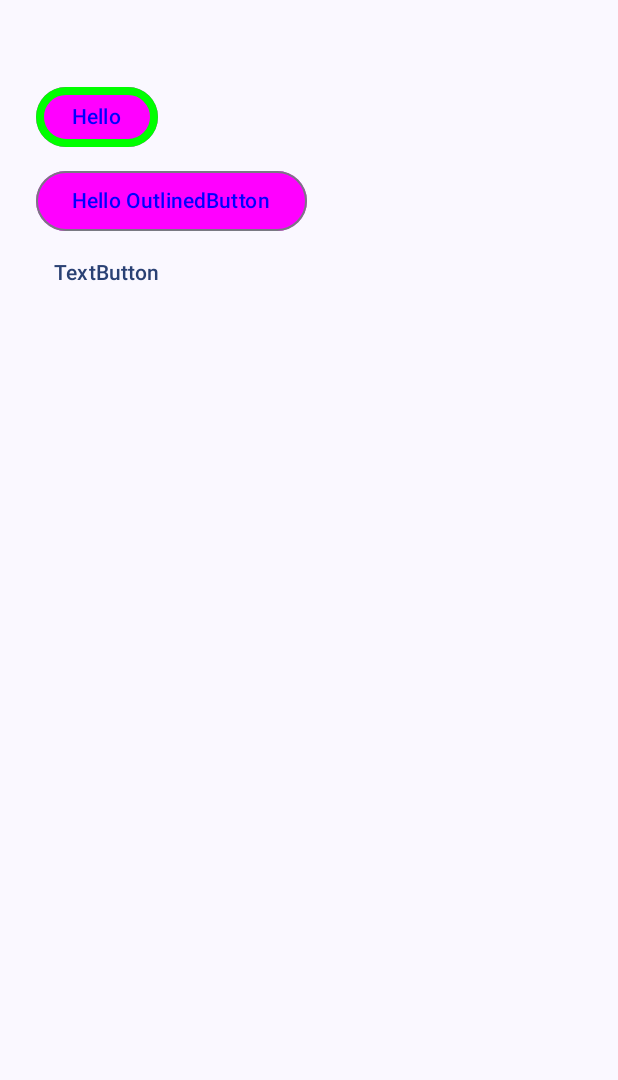
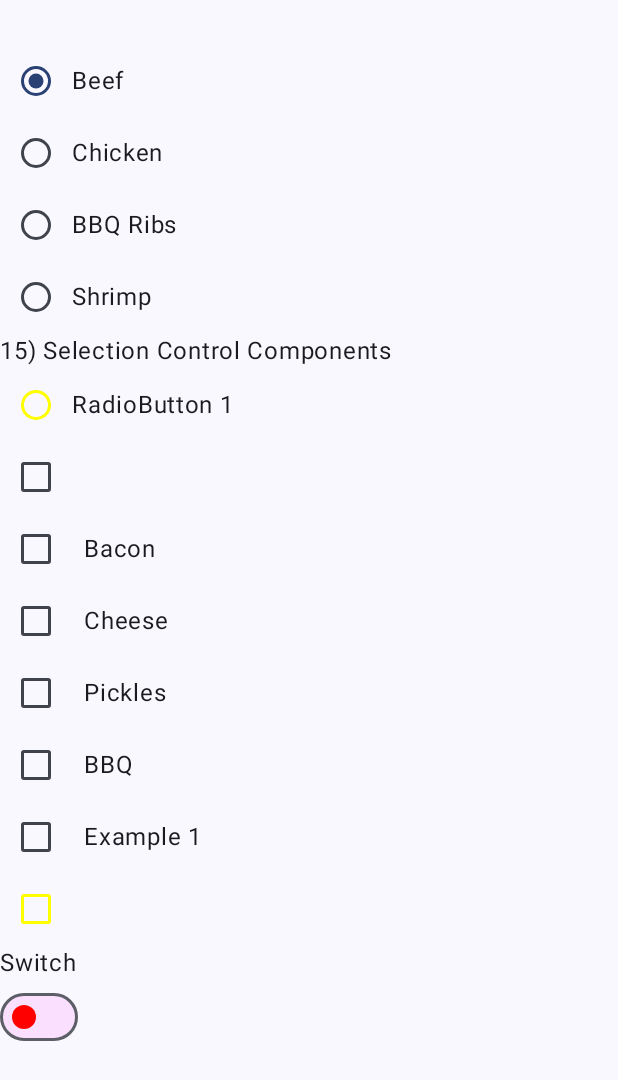
Before and after one commit to joshflugel/Jetpack-Compose-2025, an Android app built with Jetpack Compose: the screen it shows after launch (MainActivity), on a phone screen of 412 x 824 dp. Shown: the top 1080 px of the screen. Run offline under Robolectric (Android 15) with nearby library versions, the phone set to English and light mode, and no system bars.

Commit message:
Components, 13-Images, 14-Progresbar, 15-SelectionControl,Switch,CheckboxList,RadioButtonList and StateHoisting

```diff
--- a/app/build.gradle.kts
+++ b/app/build.gradle.kts
@@ -49,8 +49,11 @@ dependencies {
     implementation(libs.androidx.ui.graphics)
     implementation(libs.androidx.ui.tooling.preview)
     implementation(libs.androidx.material3)
-    //Constraint Layout
+
+    // Constraint Layout
     implementation(libs.constraint.layout)
+    // 13.62
+    implementation(libs.material.icons.extended)
 
     testImplementation(libs.junit)
     androidTestImplementation(libs.androidx.junit)
--- /dev/null
+++ b/app/src/main/java/com/josh/compose/components/layout/CheckInfo.kt
@@ -0,0 +1,7 @@
+package com.josh.compose.components.layout
+
+data class CheckInfo(
+    val title: String,
+    var selected: Boolean = false,
+    var onCheckedChange: (Boolean) -> Unit
+)
--- /dev/null
+++ b/app/src/main/java/com/josh/compose/components/layout/Component_SelectionControl_15.kt
@@ -0,0 +1,153 @@
+package com.josh.compose.components.layout
+
+import androidx.compose.foundation.layout.Column
+import androidx.compose.foundation.layout.Row
+import androidx.compose.foundation.layout.Spacer
+import androidx.compose.foundation.layout.fillMaxWidth
+import androidx.compose.foundation.layout.width
+import androidx.compose.material3.Checkbox
+import androidx.compose.material3.CheckboxDefaults
+import androidx.compose.material3.RadioButton
+import androidx.compose.material3.RadioButtonDefaults
+import androidx.compose.material3.Switch
+import androidx.compose.material3.SwitchDefaults
+import androidx.compose.material3.Text
+import androidx.compose.material3.TriStateCheckbox
+import androidx.compose.runtime.Composable
+import androidx.compose.runtime.getValue
+import androidx.compose.runtime.mutableStateOf
+import androidx.compose.runtime.saveable.rememberSaveable
+import androidx.compose.runtime.setValue
+import androidx.compose.ui.Alignment
+import androidx.compose.ui.Modifier
+import androidx.compose.ui.graphics.Color
+import androidx.compose.ui.state.ToggleableState
+import androidx.compose.ui.unit.dp
+
+
+// 15 Selection Control Components
+
+@Composable // 15.71
+fun MyRadioButtonList(name: String, onItemSelected:(String) -> Unit) {
+    Column(Modifier.fillMaxWidth()) {
+        Row(verticalAlignment = Alignment.CenterVertically) {
+            val title = "Beef"
+            RadioButton( name == title, onClick = { onItemSelected(title) })
+            Text(title)
+        }
+        Row(verticalAlignment = Alignment.CenterVertically) {
+            val title = "Chicken"
+            RadioButton(name == title, onClick = { onItemSelected(title) })
+            Text(title)
+        }
+        Row(verticalAlignment = Alignment.CenterVertically) {
+            val title = "BBQ Ribs"
+            RadioButton(name == title, onClick = { onItemSelected(title) })
+            Text(title)
+        }
+        Row(verticalAlignment = Alignment.CenterVertically) {
+            val title = "Shrimp"
+            RadioButton(name == title, onClick = { onItemSelected(title) })
+            Text(title)
+        }
+    }
+}
+
+@Composable
+fun MyRadioButton() {
+    Row(Modifier.fillMaxWidth(), verticalAlignment = Alignment.CenterVertically) {
+        RadioButton(
+            selected = false, onClick = { },
+            colors = RadioButtonDefaults.colors(
+                selectedColor = Color.Red,
+                unselectedColor = Color.Yellow,
+                disabledSelectedColor = Color.Green,
+                disabledUnselectedColor = Color.Green
+            )
+        )
+        Text("RadioButton 1")
+    }
+}
+
+@Composable // 15.69
+fun MyTriStatusCheckBox() {
+    var status by rememberSaveable { mutableStateOf(ToggleableState.Off) }
+    TriStateCheckbox(state = status, onClick = {
+        status = when(status) {
+            ToggleableState.On -> ToggleableState.Off
+            ToggleableState.Off -> ToggleableState.Indeterminate
+            ToggleableState.Indeterminate -> ToggleableState.On
+        }
+    })
+}
+
+@Composable // 15.68, rememberSaveable needs Composable annot.
+fun getCheckboxListOfIngredients(titles: List<String>): List<CheckInfo> {
+    return titles.map { // it: String
+        var status by rememberSaveable { mutableStateOf(false) }
+        CheckInfo(
+            title = it,
+            selected = status,  // status is the value
+            onCheckedChange = {newStatus -> status = newStatus} // the Boolean from the lambda defined in CheckInfo data class
+        )
+    }
+}
+
+@Composable // 15.68
+fun MyCheckboxWithTextAdvanced(checkInfo: CheckInfo) {
+    // var state by rememberSaveable { mutableStateOf(false) }
+    Row(verticalAlignment = Alignment.CenterVertically) {
+        Checkbox(checked = checkInfo.selected, onCheckedChange = {checkInfo.onCheckedChange(!checkInfo.selected)})
+        Spacer(modifier = Modifier.width(8.dp))
+        // Text("Example 1")
+        Text(checkInfo.title) // not hardcoded anymore
+    }
+}
+
+@Composable // 15.67
+fun MyCheckboxWithText() {
+    var state by rememberSaveable { mutableStateOf(false) }
+    Row(verticalAlignment = Alignment.CenterVertically) {
+        Checkbox(checked = state, onCheckedChange = {state = !state})
+        Spacer(modifier = Modifier.width(8.dp))
+        Text("Example 1")
+    }
+}
+
+@Composable // 15.66
+fun MyCheckbox() {
+    var state by rememberSaveable { mutableStateOf(false) }
+    Checkbox(
+        checked = state,
+        onCheckedChange = { state = !state },
+        colors = CheckboxDefaults.colors(
+            checkedColor = Color.Red,
+            uncheckedColor = Color.Yellow,
+            checkmarkColor = Color.Blue
+        )
+    )
+}
+
+// 15.65
+@Composable
+fun MySwitch() {
+    var state by rememberSaveable { mutableStateOf(false) }
+    Text("Switch")
+    Switch(
+        checked = state,
+        onCheckedChange = { state = !state },
+        // enabled = false,
+        colors = SwitchDefaults.colors(
+            uncheckedThumbColor = Color.Red,
+            uncheckedTrackColor = Color.Magenta.copy(alpha = 0.1f),
+            checkedThumbColor = Color.Green,
+            checkedTrackColor = Color.Cyan.copy(alpha = 0.1f),
+            disabledCheckedThumbColor = Color.Yellow,
+            disabledCheckedTrackColor = Color.Yellow.copy(0.1f),
+            disabledUncheckedThumbColor = Color.Yellow,
+            disabledUncheckedTrackColor = Color.Yellow.copy(0.1f)
+        )
+
+        )
+
+}
--- a/app/src/main/java/com/josh/compose/ui/MainActivity.kt
+++ b/app/src/main/java/com/josh/compose/ui/MainActivity.kt
@@ -20,27 +20,36 @@ import androidx.compose.foundation.layout.padding
 import androidx.compose.foundation.layout.width
 import androidx.compose.foundation.rememberScrollState
 import androidx.compose.foundation.verticalScroll
+import androidx.compose.material.icons.Icons
+import androidx.compose.material.icons.rounded.Star
 import androidx.compose.material3.Button
+import androidx.compose.material3.CircularProgressIndicator
+import androidx.compose.material3.Icon
+import androidx.compose.material3.LinearProgressIndicator
 import androidx.compose.material3.Scaffold
 import androidx.compose.material3.Text
 import androidx.compose.runtime.Composable
 import androidx.compose.runtime.getValue
 import androidx.compose.runtime.mutableStateOf
-import androidx.compose.runtime.remember
 import androidx.compose.runtime.saveable.rememberSaveable
 import androidx.compose.runtime.setValue
 import androidx.compose.ui.Alignment
 import androidx.compose.ui.Modifier
 import androidx.compose.ui.graphics.Color
+import androidx.compose.ui.graphics.Color.Companion.DarkGray
+import androidx.compose.ui.graphics.Color.Companion.Green
+import androidx.compose.ui.graphics.Color.Companion.Red
 import androidx.compose.ui.tooling.preview.Preview
 import androidx.compose.ui.unit.dp
-import com.josh.compose.components.layout.MyButtonExample
-import com.josh.compose.components.layout.MyOutlinedTextField
-import com.josh.compose.components.layout.MyText
-import com.josh.compose.components.layout.MyTextFieldAdvanced
-import com.josh.compose.components.layout.MyTextFieldOutlined
-import com.josh.compose.components.layout.MyTextFieldStateHoisting
-import com.josh.compose.components.layout.MyTextField_10_52
+import com.josh.compose.components.layout.CheckInfo
+import com.josh.compose.components.layout.MyCheckbox
+import com.josh.compose.components.layout.MyCheckboxWithText
+import com.josh.compose.components.layout.MyCheckboxWithTextAdvanced
+import com.josh.compose.components.layout.MyRadioButton
+import com.josh.compose.components.layout.MyRadioButtonList
+import com.josh.compose.components.layout.MySwitch
+import com.josh.compose.components.layout.MyTriStatusCheckBox
+import com.josh.compose.components.layout.getCheckboxListOfIngredients
 import com.josh.compose.ui.theme.BasicComposeAppTheme
 
 class MainActivity : ComponentActivity() {
@@ -54,8 +63,39 @@ class MainActivity : ComponentActivity() {
                     Column( modifier = Modifier.fillMaxSize()) {
                         MySpacer(30)
 
+                        var selected by rememberSaveable { mutableStateOf("Beef") }
+                        MyRadioButtonList(selected) { selected = it }
+
+                        val ingredients = listOf("Bacon", "Cheese", "Pickles", "BBQ")
+                        val checkboxListOfIngredients = getCheckboxListOfIngredients(ingredients)
+                        Column() {
+                            Text("15) Selection Control Components")
+
+                            MyRadioButton()
+                            MyTriStatusCheckBox()
+                            checkboxListOfIngredients.forEach { ingredient ->
+                                MyCheckboxWithTextAdvanced(ingredient)
+                            }
+                            MyCheckboxWithText()
+                            MyCheckbox()
+                            MySwitch()
+                        }
+
+                        // 14.64 ProgressBarAdvanced
+                        // MyProgressBarAdvanced()
+                        // 14.63 ProgressBar  , circular/linear
+                        // MyProgressBar()
+
+                        /*
+                        // 13.62
+                        MyIcon()
+                        // 13.60, 13.61
+                        MyImage()
+                        MyAdvancedImage()
+
                         // 12.57
                         MyButtonExample()
+                         */
 
                         // 11.55 State Hoisting
                         // var myText by rememberSaveable { mutableStateOf("") }
@@ -101,6 +141,75 @@ fun DefaultPreview(){
     BasicComposeAppTheme {
         MyComplexLayout()
     }
+}
+
+
+
+// 13.64
+@Composable
+fun MyProgressBarAdvanced() {
+    var progress by rememberSaveable { mutableStateOf(0f) }
+    Column(Modifier.fillMaxSize(),
+        verticalArrangement = Arrangement.Center,
+        horizontalAlignment = Alignment.CenterHorizontally
+    ) {
+        Text("12) Progressbar Component")
+        CircularProgressIndicator(
+            modifier = Modifier.padding(24.dp),
+            progress = { progress },
+        )
+        LinearProgressIndicator(
+            modifier = Modifier.padding(24.dp),
+            progress = { progress },
+        )
+        Row {
+            Button(modifier = Modifier.padding(24.dp),
+                onClick = {
+                if (progress < 1) {progress += 0.1f}
+            }) {
+                Text("Increase")
+            }
+            Button(modifier = Modifier.padding(24.dp),
+                onClick = {
+                if (progress > 0) {progress -= 0.1f}
+            }) {
+                Text("Decrease")
+            }
+        }
+    }
+}
+
+// 13.63
+@Composable
+fun MyProgressBar() {
+    var showLoading by rememberSaveable { mutableStateOf(false) }
+    Column(Modifier
+        .padding(24.dp)
+        .fillMaxSize(),
+        verticalArrangement = Arrangement.Center,
+        horizontalAlignment = Alignment.CenterHorizontally) {
+        if(showLoading) {
+            CircularProgressIndicator(color = Green, strokeWidth = 6.dp)
+            LinearProgressIndicator(
+                modifier = Modifier.padding(24.dp),
+                color = Green,
+                trackColor = DarkGray
+            )
+        }
+        Button( onClick = {showLoading = !showLoading}) {
+            Text("Load Profile")
+        }
+    }
+}
+
+// 13.62
+@Composable
+fun MyIcon() {
+    Icon(
+        imageVector = Icons.Rounded.Star, //.BunchOfIcons
+        contentDescription = "Icono",
+        tint = Red
+    )
 }
 
 // 8.48
--- a/gradle/libs.versions.toml
+++ b/gradle/libs.versions.toml
@@ -10,6 +10,7 @@ activityCompose = "1.8.0"
 composeBom = "2024.04.01"
 
 constraintVersion = "1.1.0"
+composeIconVersion = "1.1.0"
 
 [libraries]
 androidx-core-ktx = { group = "androidx.core", name = "core-ktx", version.ref = "coreKtx" }
@@ -29,6 +30,9 @@ androidx-material3 = { group = "androidx.compose.material3", name = "material3"
 
 constraint-layout = {module = "androidx.constraintlayout:constraintlayout-compose", version.ref = "constraintVersion"}
 
+material-icons-extended = {module = "androidx.compose.material:material-icons-extended", version.ref = "composeIconVersion"}
+
+
 [plugins]
 android-application = { id = "com.android.application", version.ref = "agp" }
 kotlin-android = { id = "org.jetbrains.kotlin.android", version.ref = "kotlin" }
```
Also changed, not shown: app/src/main/java/com/josh/compose/components/layout/MyImage.kt (added, +36 -0 lines).
